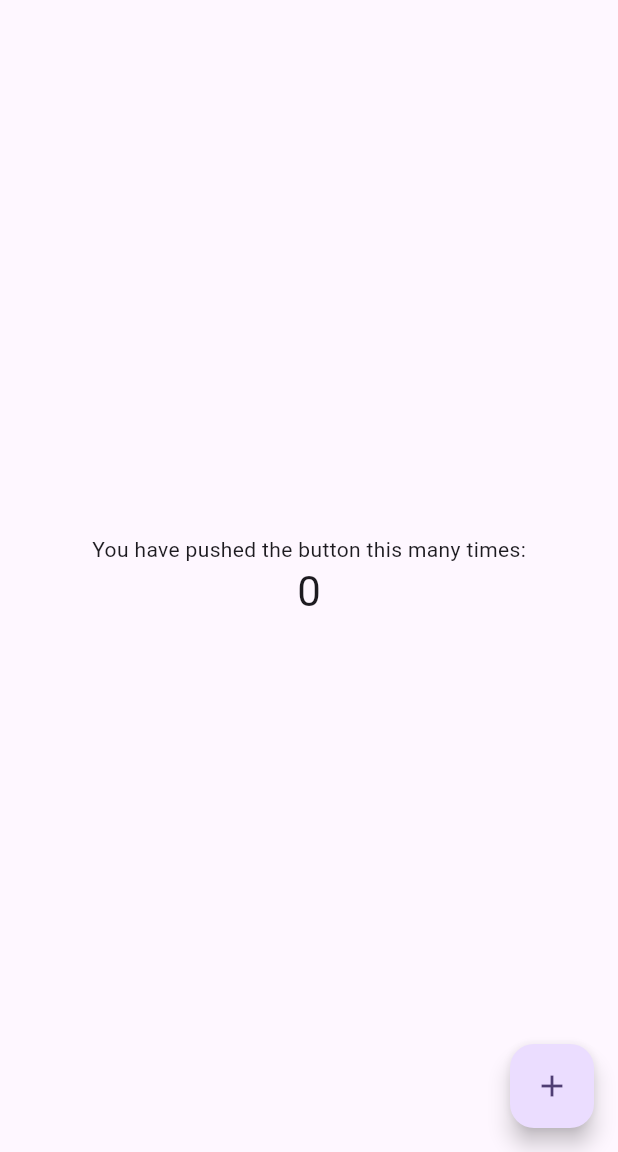
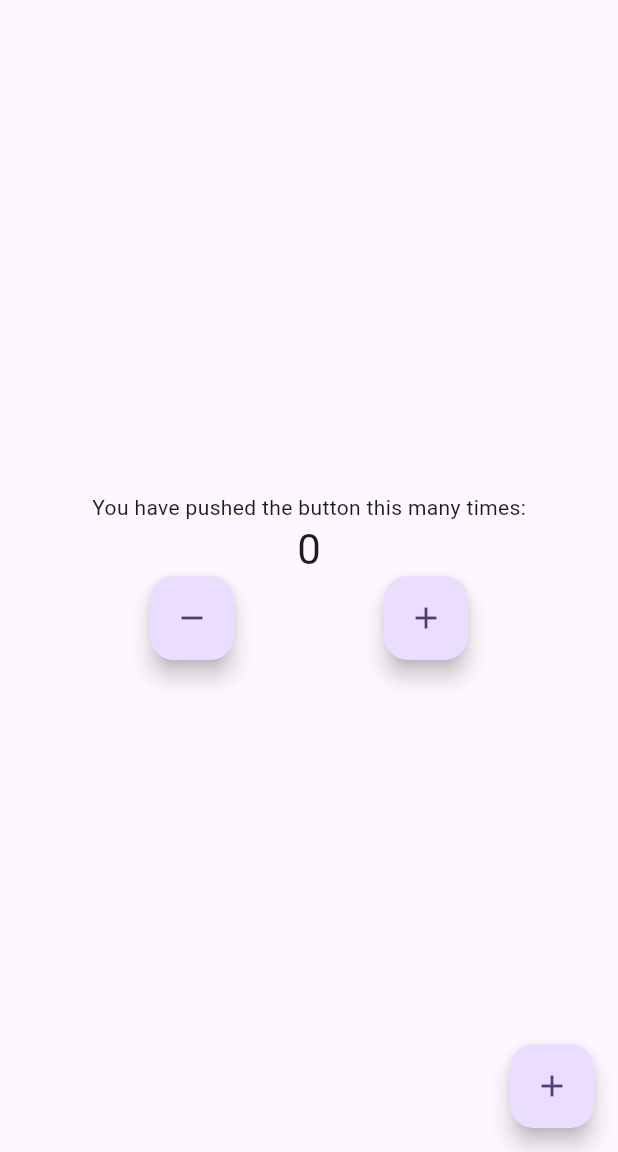
Before and after one commit to ilyapaddubny/bloc_counter, a Flutter app: the screen it shows after launch, on a phone screen of 412 x 824 dp, the part 84-1236 px from its top. Run offline on Flutter 3.47's test engine with Material 3 defaults, Android fonts, the phone set to English and light mode, and no system bars; our stand-ins replace bloc, flutter_bloc.

```diff
--- /dev/null
+++ b/devtools_options.yaml
@@ -0,0 +1,3 @@
+description: This file stores settings for Dart & Flutter DevTools.
+documentation: https://docs.flutter.dev/tools/devtools/extensions#configure-extension-enablement-states
+extensions:
--- /dev/null
+++ b/lib/cubit/counter_cubit_cubit.dart
@@ -0,0 +1,12 @@
+import 'package:bloc/bloc.dart';
+import 'package:flutter/material.dart';
+import 'package:meta/meta.dart';
+
+part 'counter_cubit_state.dart';
+
+class CounterCubit extends Cubit<CounterState> {
+  CounterCubit() : super(CounterState(counterValue: 0));
+
+  void increment() => emit(CounterState(counterValue: state.counterValue + 1));
+  void decrement() => emit(CounterState(counterValue: state.counterValue - 1));
+}
--- /dev/null
+++ b/lib/cubit/counter_cubit_state.dart
@@ -0,0 +1,6 @@
+part of 'counter_cubit_cubit.dart';
+
+class CounterState {
+  int counterValue;
+  CounterState({required this.counterValue});
+}
--- a/lib/main.dart
+++ b/lib/main.dart
@@ -1,4 +1,6 @@
+import 'package:bloc_counter/cubit/counter_cubit_cubit.dart';
 import 'package:flutter/material.dart';
+import 'package:flutter_bloc/flutter_bloc.dart';
 
 void main() {
   runApp(const MyApp());
@@ -10,44 +12,22 @@ class MyApp extends StatelessWidget {
   // This widget is the root of your application.
   @override
   Widget build(BuildContext context) {
-    return MaterialApp(
+    return BlocProvider<CounterCubit>(
+      create: (context) => CounterCubit(),
+      child: MaterialApp(
         title: 'Flutter Demo',
         theme: ThemeData(
-        // This is the theme of your application.
-        //
-        // TRY THIS: Try running your application with "flutter run". You'll see
-        // the application has a purple toolbar. Then, without quitting the app,
-        // try changing the seedColor in the colorScheme below to Colors.green
-        // and then invoke "hot reload" (save your changes or press the "hot
-        // reload" button in a Flutter-supported IDE, or press "r" if you used
-        // the command line to start the app).
-        //
-        // Notice that the counter didn't reset back to zero; the application
-        // state is not lost during the reload. To reset the state, use hot
-        // restart instead.
-        //
-        // This works for code too, not just values: Most code changes can be
-        // tested with just a hot reload.
           colorScheme: ColorScheme.fromSeed(seedColor: Colors.deepPurple),
           useMaterial3: true,
         ),
         home: const MyHomePage(title: 'Flutter Demo Home Page'),
+      ),
     );
   }
 }
 
 class MyHomePage extends StatefulWidget {
   const MyHomePage({super.key, required this.title});
-
-  // This widget is the home page of your application. It is stateful, meaning
-  // that it has a State object (defined below) that contains fields that affect
-  // how it looks.
-
-  // This class is the configuration for the state. It holds the values (in this
-  // case the title) provided by the parent (in this case the App widget) and
-  // used by the build method of the State. Fields in a Widget subclass are
-  // always marked "final".
-
   final String title;
 
   @override
@@ -59,58 +39,59 @@ class _MyHomePageState extends State<MyHomePage> {
 
   void _incrementCounter() {
     setState(() {
-      // This call to setState tells the Flutter framework that something has
-      // changed in this State, which causes it to rerun the build method below
-      // so that the display can reflect the updated values. If we changed
-      // _counter without calling setState(), then the build method would not be
-      // called again, and so nothing would appear to happen.
       _counter++;
     });
   }
 
   @override
   Widget build(BuildContext context) {
-    // This method is rerun every time setState is called, for instance as done
-    // by the _incrementCounter method above.
-    //
-    // The Flutter framework has been optimized to make rerunning build methods
-    // fast, so that you can just rebuild anything that needs updating rather
-    // than having to individually change instances of widgets.
     return Scaffold(
       appBar: AppBar(
-        // TRY THIS: Try changing the color here to a specific color (to
-        // Colors.amber, perhaps?) and trigger a hot reload to see the AppBar
-        // change color while the other colors stay the same.
         backgroundColor: Theme.of(context).colorScheme.inversePrimary,
-        // Here we take the value from the MyHomePage object that was created by
-        // the App.build method, and use it to set our appbar title.
         title: Text(widget.title),
       ),
       body: Center(
-        // Center is a layout widget. It takes a single child and positions it
-        // in the middle of the parent.
         child: Column(
-          // Column is also a layout widget. It takes a list of children and
-          // arranges them vertically. By default, it sizes itself to fit its
-          // children horizontally, and tries to be as tall as its parent.
-          //
-          // Column has various properties to control how it sizes itself and
-          // how it positions its children. Here we use mainAxisAlignment to
-          // center the children vertically; the main axis here is the vertical
-          // axis because Columns are vertical (the cross axis would be
-          // horizontal).
-          //
-          // TRY THIS: Invoke "debug painting" (choose the "Toggle Debug Paint"
-          // action in the IDE, or press "p" in the console), to see the
-          // wireframe for each widget.
           mainAxisAlignment: MainAxisAlignment.center,
           children: <Widget>[
             const Text(
               'You have pushed the button this many times:',
             ),
-            Text(
-              '$_counter',
+            BlocBuilder<CounterCubit, CounterState>(
+              builder: (context, state) {
+                // if negative, show a different color
+                if (state.counterValue < 0) {
+                  return Text(
+                    state.counterValue.toString(),
+                    style: Theme.of(context).textTheme.headlineMedium?.copyWith(
+                          color: Colors.red,
+                        ),
+                  );
+                }
+                return Text(
+                  state.counterValue.toString(),
                   style: Theme.of(context).textTheme.headlineMedium,
+                );
+              },
+            ),
+            Row(
+              mainAxisAlignment: MainAxisAlignment.spaceEvenly,
+              children: [
+                FloatingActionButton(
+                  onPressed: () {
+                    context.read<CounterCubit>().decrement();
+                  },
+                  tooltip: 'Decrement',
+                  child: const Icon(Icons.remove),
+                ),
+                FloatingActionButton(
+                  onPressed: () {
+                    context.read<CounterCubit>().increment();
+                  },
+                  tooltip: 'Increment',
+                  child: const Icon(Icons.add),
+                ),
+              ],
             ),
           ],
         ),
--- a/pubspec.yaml
+++ b/pubspec.yaml
@@ -35,6 +35,7 @@ dependencies:
   # The following adds the Cupertino Icons font to your application.
   # Use with the CupertinoIcons class for iOS style icons.
   cupertino_icons: ^1.0.6
+  flutter_bloc: ^8.0.0
 
 dev_dependencies:
   flutter_test:
```
Also changed, not shown: pubspec.lock. Lines whose indentation alone changed are shown as unchanged.
